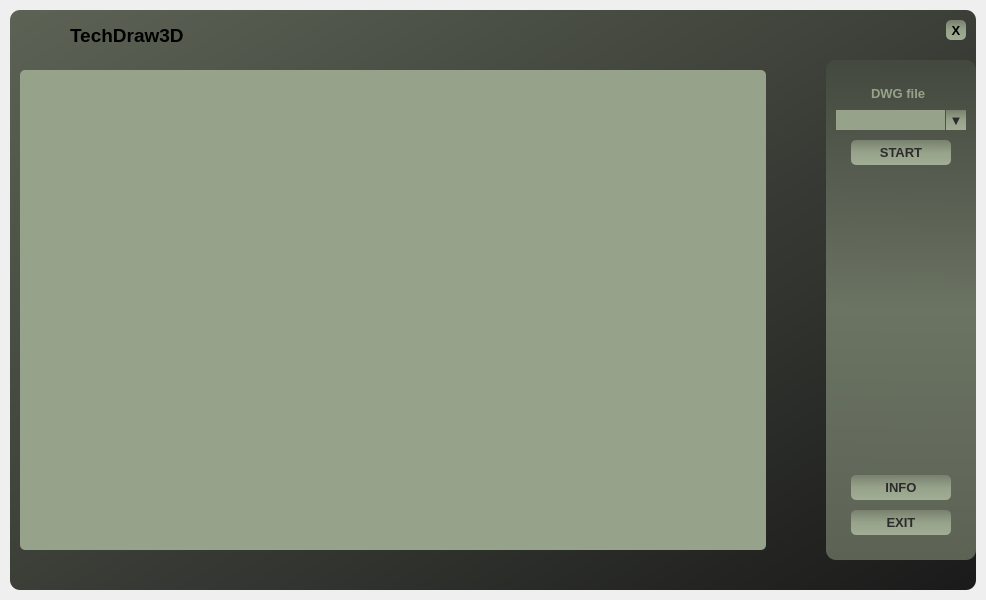
Mateusz-Dera/TechDraw3D, file libs/gui/ui/main_window.ui: the form before one commit.
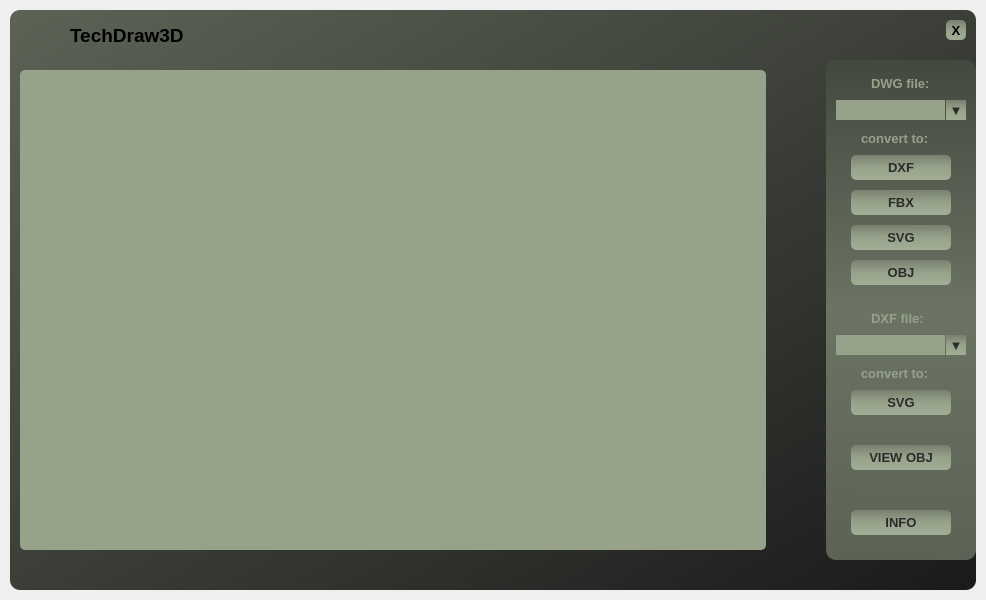
The form after the commit. Icons and pictures are not drawn.

```diff
--- a/libs/gui/ui/main_window.ui
+++ b/libs/gui/ui/main_window.ui
@@ -390,7 +390,7 @@
                 <property name="geometry">
                  <rect>
                   <x>25</x>
-                  <y>80</y>
+                  <y>330</y>
                   <width>100</width>
                   <height>25</height>
                  </rect>
@@ -422,53 +422,14 @@
 }</string>
                 </property>
                 <property name="text">
-                 <string>START</string>
-                </property>
-               </widget>
-               <widget class="QPushButton" name="button_exit">
-                <property name="geometry">
-                 <rect>
-                  <x>25</x>
-                  <y>450</y>
-                  <width>100</width>
-                  <height>25</height>
-                 </rect>
-                </property>
-                <property name="minimumSize">
-                 <size>
-                  <width>7</width>
-                  <height>0</height>
-                 </size>
-                </property>
-                <property name="font">
-                 <font>
-                  <family>MS Shell Dlg 2</family>
-                  <pointsize>10</pointsize>
-                  <weight>75</weight>
-                  <bold>true</bold>
-                 </font>
-                </property>
-                <property name="styleSheet">
-                 <string notr="true">QPushButton {
-	border: none;
-	border-radius: 5px;
-	color: rgb(43, 43, 43);
-	background-color: qlineargradient(spread:pad, x1:0.534364, y1:0, x2:0.528909, y2:1, stop:0.00568182 rgba(120, 129, 110, 255), stop:0.5 rgba(151, 162, 139, 255), stop:1 rgba(162, 173, 149, 255));
-}
-
-QPushButton:hover{	
-	background-color: rgb(162, 173, 149);
-}</string>
-                </property>
-                <property name="text">
-                 <string>EXIT</string>
+                 <string>SVG</string>
                 </property>
                </widget>
                <widget class="QPushButton" name="button_info">
                 <property name="geometry">
                  <rect>
                   <x>25</x>
-                  <y>415</y>
+                  <y>450</y>
                   <width>100</width>
                   <height>25</height>
                  </rect>
@@ -507,7 +468,7 @@
                 <property name="geometry">
                  <rect>
                   <x>10</x>
-                  <y>50</y>
+                  <y>40</y>
                   <width>109</width>
                   <height>20</height>
                  </rect>
@@ -521,7 +482,7 @@
                 <property name="geometry">
                  <rect>
                   <x>120</x>
-                  <y>50</y>
+                  <y>40</y>
                   <width>20</width>
                   <height>20</height>
                  </rect>
@@ -560,8 +521,8 @@
                 <property name="geometry">
                  <rect>
                   <x>45</x>
-                  <y>25</y>
-                  <width>55</width>
+                  <y>15</y>
+                  <width>61</width>
                   <height>16</height>
                  </rect>
                 </property>
@@ -577,7 +538,327 @@
 color: rgb(151, 162, 139);</string>
                 </property>
                 <property name="text">
-                 <string>DWG file</string>
+                 <string>DWG file:</string>
+                </property>
+               </widget>
+               <widget class="QPushButton" name="button_dxf">
+                <property name="geometry">
+                 <rect>
+                  <x>25</x>
+                  <y>95</y>
+                  <width>100</width>
+                  <height>25</height>
+                 </rect>
+                </property>
+                <property name="minimumSize">
+                 <size>
+                  <width>7</width>
+                  <height>0</height>
+                 </size>
+                </property>
+                <property name="font">
+                 <font>
+                  <family>MS Shell Dlg 2</family>
+                  <pointsize>10</pointsize>
+                  <weight>75</weight>
+                  <bold>true</bold>
+                 </font>
+                </property>
+                <property name="styleSheet">
+                 <string notr="true">QPushButton {
+	border: none;
+	border-radius: 5px;
+	color: rgb(43, 43, 43);
+	background-color: qlineargradient(spread:pad, x1:0.534364, y1:0, x2:0.528909, y2:1, stop:0.00568182 rgba(120, 129, 110, 255), stop:0.5 rgba(151, 162, 139, 255), stop:1 rgba(162, 173, 149, 255));
+}
+
+QPushButton:hover{	
+	background-color: rgb(162, 173, 149);
+}</string>
+                </property>
+                <property name="text">
+                 <string>DXF</string>
+                </property>
+               </widget>
+               <widget class="QLabel" name="label_convert_to">
+                <property name="geometry">
+                 <rect>
+                  <x>35</x>
+                  <y>70</y>
+                  <width>81</width>
+                  <height>16</height>
+                 </rect>
+                </property>
+                <property name="font">
+                 <font>
+                  <pointsize>10</pointsize>
+                  <weight>75</weight>
+                  <bold>true</bold>
+                 </font>
+                </property>
+                <property name="styleSheet">
+                 <string notr="true">background-color: none;
+color: rgb(151, 162, 139);</string>
+                </property>
+                <property name="text">
+                 <string>convert to:</string>
+                </property>
+               </widget>
+               <widget class="QPushButton" name="button_fbx">
+                <property name="geometry">
+                 <rect>
+                  <x>25</x>
+                  <y>130</y>
+                  <width>100</width>
+                  <height>25</height>
+                 </rect>
+                </property>
+                <property name="minimumSize">
+                 <size>
+                  <width>7</width>
+                  <height>0</height>
+                 </size>
+                </property>
+                <property name="font">
+                 <font>
+                  <family>MS Shell Dlg 2</family>
+                  <pointsize>10</pointsize>
+                  <weight>75</weight>
+                  <bold>true</bold>
+                 </font>
+                </property>
+                <property name="styleSheet">
+                 <string notr="true">QPushButton {
+	border: none;
+	border-radius: 5px;
+	color: rgb(43, 43, 43);
+	background-color: qlineargradient(spread:pad, x1:0.534364, y1:0, x2:0.528909, y2:1, stop:0.00568182 rgba(120, 129, 110, 255), stop:0.5 rgba(151, 162, 139, 255), stop:1 rgba(162, 173, 149, 255));
+}
+
+QPushButton:hover{	
+	background-color: rgb(162, 173, 149);
+}</string>
+                </property>
+                <property name="text">
+                 <string>FBX</string>
+                </property>
+               </widget>
+               <widget class="QPushButton" name="button_svg">
+                <property name="geometry">
+                 <rect>
+                  <x>25</x>
+                  <y>165</y>
+                  <width>100</width>
+                  <height>25</height>
+                 </rect>
+                </property>
+                <property name="minimumSize">
+                 <size>
+                  <width>7</width>
+                  <height>0</height>
+                 </size>
+                </property>
+                <property name="font">
+                 <font>
+                  <family>MS Shell Dlg 2</family>
+                  <pointsize>10</pointsize>
+                  <weight>75</weight>
+                  <bold>true</bold>
+                 </font>
+                </property>
+                <property name="styleSheet">
+                 <string notr="true">QPushButton {
+	border: none;
+	border-radius: 5px;
+	color: rgb(43, 43, 43);
+	background-color: qlineargradient(spread:pad, x1:0.534364, y1:0, x2:0.528909, y2:1, stop:0.00568182 rgba(120, 129, 110, 255), stop:0.5 rgba(151, 162, 139, 255), stop:1 rgba(162, 173, 149, 255));
+}
+
+QPushButton:hover{	
+	background-color: rgb(162, 173, 149);
+}</string>
+                </property>
+                <property name="text">
+                 <string>SVG</string>
+                </property>
+               </widget>
+               <widget class="QPushButton" name="button_obj">
+                <property name="geometry">
+                 <rect>
+                  <x>25</x>
+                  <y>200</y>
+                  <width>100</width>
+                  <height>25</height>
+                 </rect>
+                </property>
+                <property name="minimumSize">
+                 <size>
+                  <width>7</width>
+                  <height>0</height>
+                 </size>
+                </property>
+                <property name="font">
+                 <font>
+                  <family>MS Shell Dlg 2</family>
+                  <pointsize>10</pointsize>
+                  <weight>75</weight>
+                  <bold>true</bold>
+                 </font>
+                </property>
+                <property name="styleSheet">
+                 <string notr="true">QPushButton {
+	border: none;
+	border-radius: 5px;
+	color: rgb(43, 43, 43);
+	background-color: qlineargradient(spread:pad, x1:0.534364, y1:0, x2:0.528909, y2:1, stop:0.00568182 rgba(120, 129, 110, 255), stop:0.5 rgba(151, 162, 139, 255), stop:1 rgba(162, 173, 149, 255));
+}
+
+QPushButton:hover{	
+	background-color: rgb(162, 173, 149);
+}</string>
+                </property>
+                <property name="text">
+                 <string>OBJ</string>
+                </property>
+               </widget>
+               <widget class="QLabel" name="label_dxf">
+                <property name="geometry">
+                 <rect>
+                  <x>45</x>
+                  <y>250</y>
+                  <width>61</width>
+                  <height>16</height>
+                 </rect>
+                </property>
+                <property name="font">
+                 <font>
+                  <pointsize>10</pointsize>
+                  <weight>75</weight>
+                  <bold>true</bold>
+                 </font>
+                </property>
+                <property name="styleSheet">
+                 <string notr="true">background-color: none;
+color: rgb(151, 162, 139);</string>
+                </property>
+                <property name="text">
+                 <string>DXF file:</string>
+                </property>
+               </widget>
+               <widget class="QLineEdit" name="lineEdit_dxf_file">
+                <property name="geometry">
+                 <rect>
+                  <x>10</x>
+                  <y>275</y>
+                  <width>109</width>
+                  <height>20</height>
+                 </rect>
+                </property>
+                <property name="styleSheet">
+                 <string notr="true">background-color: rgb(151, 162, 139);
+border-radius: 0px;</string>
+                </property>
+               </widget>
+               <widget class="QPushButton" name="button_choose_dxf_file">
+                <property name="geometry">
+                 <rect>
+                  <x>120</x>
+                  <y>275</y>
+                  <width>20</width>
+                  <height>20</height>
+                 </rect>
+                </property>
+                <property name="minimumSize">
+                 <size>
+                  <width>7</width>
+                  <height>0</height>
+                 </size>
+                </property>
+                <property name="font">
+                 <font>
+                  <family>MS Shell Dlg 2</family>
+                  <pointsize>10</pointsize>
+                  <weight>75</weight>
+                  <bold>true</bold>
+                 </font>
+                </property>
+                <property name="styleSheet">
+                 <string notr="true">QPushButton {
+	border: none;
+	border-radius: 0px;
+	color: rgb(43, 43, 43);
+	background-color: qlineargradient(spread:pad, x1:0.534364, y1:0, x2:0.528909, y2:1, stop:0.00568182 rgba(120, 129, 110, 255), stop:0.5 rgba(151, 162, 139, 255), stop:1 rgba(162, 173, 149, 255));
+}
+
+QPushButton:hover{	
+	background-color: rgb(162, 173, 149);
+}</string>
+                </property>
+                <property name="text">
+                 <string>▼</string>
+                </property>
+               </widget>
+               <widget class="QLabel" name="label_convert_to_2">
+                <property name="geometry">
+                 <rect>
+                  <x>35</x>
+                  <y>305</y>
+                  <width>81</width>
+                  <height>16</height>
+                 </rect>
+                </property>
+                <property name="font">
+                 <font>
+                  <pointsize>10</pointsize>
+                  <weight>75</weight>
+                  <bold>true</bold>
+                 </font>
+                </property>
+                <property name="styleSheet">
+                 <string notr="true">background-color: none;
+color: rgb(151, 162, 139);</string>
+                </property>
+                <property name="text">
+                 <string>convert to:</string>
+                </property>
+               </widget>
+               <widget class="QPushButton" name="button_view_obj">
+                <property name="geometry">
+                 <rect>
+                  <x>25</x>
+                  <y>385</y>
+                  <width>100</width>
+                  <height>25</height>
+                 </rect>
+                </property>
+                <property name="minimumSize">
+                 <size>
+                  <width>7</width>
+                  <height>0</height>
+                 </size>
+                </property>
+                <property name="font">
+                 <font>
+                  <family>MS Shell Dlg 2</family>
+                  <pointsize>10</pointsize>
+                  <weight>75</weight>
+                  <bold>true</bold>
+                 </font>
+                </property>
+                <property name="styleSheet">
+                 <string notr="true">QPushButton {
+	border: none;
+	border-radius: 5px;
+	color: rgb(43, 43, 43);
+	background-color: qlineargradient(spread:pad, x1:0.534364, y1:0, x2:0.528909, y2:1, stop:0.00568182 rgba(120, 129, 110, 255), stop:0.5 rgba(151, 162, 139, 255), stop:1 rgba(162, 173, 149, 255));
+}
+
+QPushButton:hover{	
+	background-color: rgb(162, 173, 149);
+}</string>
+                </property>
+                <property name="text">
+                 <string>VIEW OBJ</string>
                 </property>
                </widget>
               </widget>
```
Left out of the diff: 4 changed lines with no effect on the pictures.
